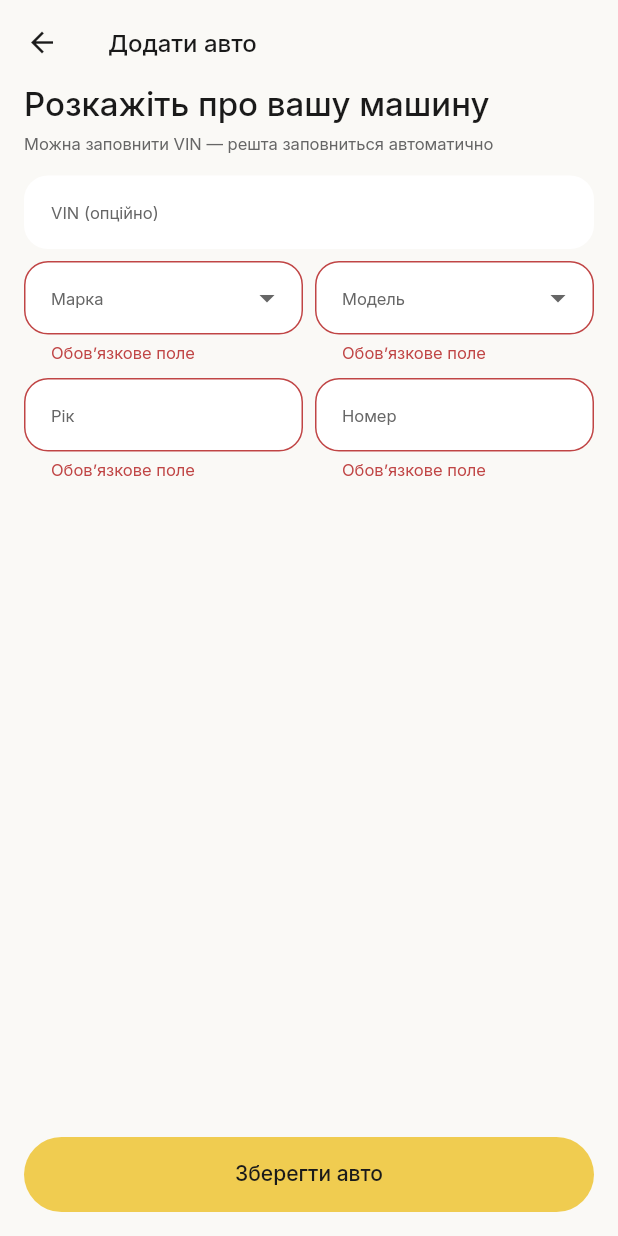
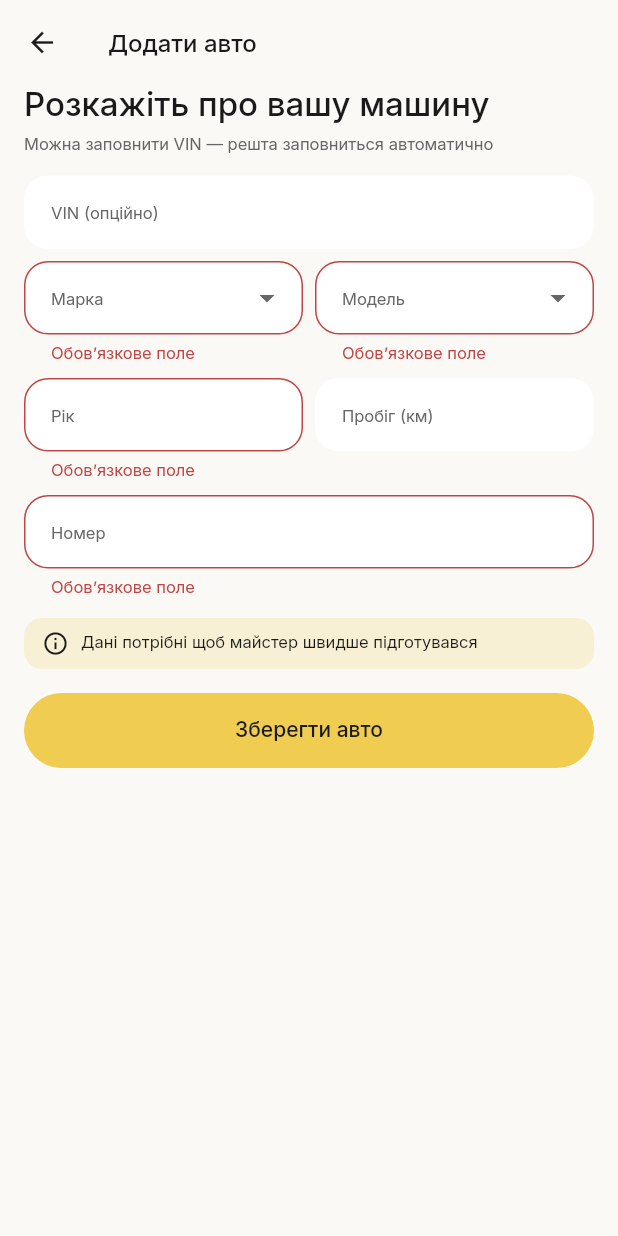
Before and after one commit to bmolodan/autohub-app, a Flutter app: the AddCarScreen screen opened by its route, after a tap on "Зберегти авто", on a phone screen of 412 x 824 dp. Run offline on Flutter 3.47's test engine with Material 3 defaults, Android fonts, the phone set to English and light mode, and no system bars; our stand-ins replace dio, flutter_riverpod, go_router, google_fonts, image_picker, sentry_flutter and 2 more; accounts and stored records are empty.

Commit message:
feat: align History / Car Detail / Add Car with mockups
History (08):
- Vehicle pill now stacks a year pill on the right.
- New "{n} завершених замовлень" subtitle below the total.

Car Detail (14):
- Right stat card swapped: VIN → "Витрачено" (total spent from history).
- VIN demoted to a small caption row below year/plate (when present).
- New "ОСТАННІ РОБОТИ" section with up to 3 records (reuses extracted
  ServiceRecordTile widget).
- "Записатись на ремонт" CTA: ElevatedButton → FilledButton (black per
  mockup).

Add Car (13):
- New "Пробіг (км)" numeric field in the Year-row; plate gets its own
  row.
- AddVehicleInput + UpdateVehicleInput grew an optional mileageKm.
- New brandYellowSoft info banner above the submit explaining why the
  data is collected.
- Form now scrolls (SingleChildScrollView) — extra fields no longer
  risk overflow.

Extracted core/widgets/service_record_tile.dart so history + car
detail share the row style.

Co-Authored-By: Claude Opus 4.7 (1M context) <noreply@anthropic.com>

```diff
--- a/lib/features/cars/adapters/inbound/add_car_screen.dart
+++ b/lib/features/cars/adapters/inbound/add_car_screen.dart
@@ -41,6 +41,7 @@ class _AddCarScreenState extends ConsumerState<AddCarScreen> {
   final _model = TextEditingController();
   final _year = TextEditingController();
   final _plate = TextEditingController();
+  final _mileage = TextEditingController();
   bool _submitting = false;
   bool _prefilled = false;
 
@@ -53,6 +54,7 @@ class _AddCarScreenState extends ConsumerState<AddCarScreen> {
     _model.dispose();
     _year.dispose();
     _plate.dispose();
+    _mileage.dispose();
     super.dispose();
   }
 
@@ -64,6 +66,7 @@ class _AddCarScreenState extends ConsumerState<AddCarScreen> {
     _year.text = v.year.toString();
     _plate.text = v.plate;
     _vin.text = v.vin ?? '';
+    _mileage.text = v.mileageKm.toString();
   }
 
   Future<void> _submit() async {
@@ -71,6 +74,7 @@ class _AddCarScreenState extends ConsumerState<AddCarScreen> {
     setState(() => _submitting = true);
     try {
       final controller = ref.read(vehiclesControllerProvider.notifier);
+      final mileage = int.tryParse(_mileage.text.trim());
       if (_isEditing) {
         await controller.edit(
           UpdateVehicleInput(
@@ -80,6 +84,7 @@ class _AddCarScreenState extends ConsumerState<AddCarScreen> {
             year: int.parse(_year.text),
             plate: _plate.text,
             vin: _vin.text,
+            mileageKm: mileage,
           ),
         );
       } else {
@@ -90,6 +95,7 @@ class _AddCarScreenState extends ConsumerState<AddCarScreen> {
             year: int.parse(_year.text),
             plate: _plate.text,
             vin: _vin.text,
+            mileageKm: mileage ?? 0,
           ),
         );
       }
@@ -211,7 +217,7 @@ class _AddCarScreenState extends ConsumerState<AddCarScreen> {
       return catalog.hasModel(make, v!.trim()) ? null : l.addCarModelUnknown;
     }
 
-    return Padding(
+    return SingleChildScrollView(
       padding: const EdgeInsets.symmetric(horizontal: AppSpacing.lg),
       child: Form(
         key: _formKey,
@@ -290,6 +296,26 @@ class _AddCarScreenState extends ConsumerState<AddCarScreen> {
                 const SizedBox(width: AppSpacing.sm),
                 Expanded(
                   child: TextFormField(
+                    controller: _mileage,
+                    keyboardType: TextInputType.number,
+                    inputFormatters: [
+                      FilteringTextInputFormatter.digitsOnly,
+                      LengthLimitingTextInputFormatter(7),
+                    ],
+                    validator: (v) {
+                      if (v == null || v.trim().isEmpty) return null;
+                      final n = int.tryParse(v.trim());
+                      if (n == null) return l.commonNumbersOnly;
+                      return null;
+                    },
+                    decoration:
+                        InputDecoration(labelText: l.addCarFieldMileage),
+                  ),
+                ),
+              ],
+            ),
+            const SizedBox(height: AppSpacing.sm),
+            TextFormField(
               controller: _plate,
               textCapitalization: TextCapitalization.characters,
               inputFormatters: const [UaPlateInputFormatter()],
@@ -303,10 +329,9 @@ class _AddCarScreenState extends ConsumerState<AddCarScreen> {
                 hintText: l.addCarPlateHint,
               ),
             ),
-                ),
-              ],
-            ),
-            const Spacer(),
+            const SizedBox(height: AppSpacing.md),
+            _LegalNote(text: l.addCarLegalNote),
+            const SizedBox(height: AppSpacing.lg),
             ElevatedButton(
               onPressed: _submitting ? null : _submit,
               child: _submitting
@@ -316,6 +341,41 @@ class _AddCarScreenState extends ConsumerState<AddCarScreen> {
             const SizedBox(height: AppSpacing.lg),
           ],
         ),
+      ),
+    );
+  }
+}
+
+/// Soft-yellow info banner explaining why the form asks for this info.
+class _LegalNote extends StatelessWidget {
+  const _LegalNote({required this.text});
+  final String text;
+
+  @override
+  Widget build(BuildContext context) {
+    return Container(
+      padding: const EdgeInsets.symmetric(
+        horizontal: AppSpacing.md,
+        vertical: AppSpacing.sm,
+      ),
+      decoration: BoxDecoration(
+        color: context.colors.brandYellowSoft,
+        borderRadius: const BorderRadius.all(Radius.circular(12)),
+      ),
+      child: Row(
+        crossAxisAlignment: CrossAxisAlignment.start,
+        children: [
+          Icon(Icons.info_outline,
+              size: AppIconSize.sm, color: context.colors.textPrimary),
+          const SizedBox(width: AppSpacing.sm),
+          Expanded(
+            child: Text(
+              text,
+              style: AppTypography.bodySmall
+                  .copyWith(color: context.colors.textPrimary),
+            ),
+          ),
+        ],
       ),
     );
   }
--- a/lib/features/cars/application/use_cases/add_vehicle.dart
+++ b/lib/features/cars/application/use_cases/add_vehicle.dart
@@ -10,6 +10,7 @@ class AddVehicleInput {
     required this.year,
     required this.plate,
     this.vin,
+    this.mileageKm = 0,
   });
 
   final String make;
@@ -17,6 +18,7 @@ class AddVehicleInput {
   final int year;
   final String plate;
   final String? vin;
+  final int mileageKm;
 }
 
 class AddVehicleUseCase {
@@ -38,6 +40,9 @@ class AddVehicleUseCase {
     if (input.year < 1900 || input.year > _clock.now().year + 1) {
       throw ArgumentError('year ${input.year} is implausible');
     }
+    if (input.mileageKm < 0) {
+      throw ArgumentError('mileageKm must be >= 0');
+    }
 
     final vehicle = Vehicle(
       id: _idGen.next('v'),
@@ -46,7 +51,7 @@ class AddVehicleUseCase {
       year: input.year,
       plate: plate,
       vin: (vin == null || vin.isEmpty) ? null : vin,
-      mileageKm: 0,
+      mileageKm: input.mileageKm,
       nextServiceMileageKm: null,
     );
 
--- a/lib/features/cars/application/use_cases/update_vehicle.dart
+++ b/lib/features/cars/application/use_cases/update_vehicle.dart
@@ -10,6 +10,7 @@ class UpdateVehicleInput {
     required this.year,
     required this.plate,
     this.vin,
+    this.mileageKm,
   });
 
   final String id;
@@ -18,9 +19,13 @@ class UpdateVehicleInput {
   final int year;
   final String plate;
   final String? vin;
+
+  /// When non-null, overrides the existing mileage. Null keeps the
+  /// stored value (useful when the edit form doesn't expose mileage).
+  final int? mileageKm;
 }
 
-/// Updates a vehicle's editable fields. Preserves id, mileageKm, and the
+/// Updates a vehicle's editable fields. Preserves id and the
 /// service-due field — those flow from history, not user input.
 class UpdateVehicleUseCase {
   const UpdateVehicleUseCase(this._repository, this._clock);
@@ -45,6 +50,9 @@ class UpdateVehicleUseCase {
     if (input.year < 1900 || input.year > _clock.now().year + 1) {
       throw ArgumentError('year ${input.year} is implausible');
     }
+    if (input.mileageKm != null && input.mileageKm! < 0) {
+      throw ArgumentError('mileageKm must be >= 0');
+    }
 
     final updated = Vehicle(
       id: existing.id,
@@ -53,7 +61,7 @@ class UpdateVehicleUseCase {
       year: input.year,
       plate: plate,
       vin: (vin == null || vin.isEmpty) ? null : vin,
-      mileageKm: existing.mileageKm,
+      mileageKm: input.mileageKm ?? existing.mileageKm,
       nextServiceMileageKm: existing.nextServiceMileageKm,
     );
 
--- a/lib/l10n/app_uk.arb
+++ b/lib/l10n/app_uk.arb
@@ -113,6 +113,8 @@
     "placeholders": { "km": { "type": "int" } }
   },
   "carDetailVin": "VIN",
+  "carDetailTotalSpentLabel": "Витрачено",
+  "carDetailRecentJobs": "ОСТАННІ РОБОТИ",
   "carDetailBook": "Записатись на ремонт",
   "carDetailBookTodo": "Запис: TODO",
   "carDetailNotFound": "Авто не знайдено",
@@ -123,6 +125,8 @@
   "addCarFieldModel": "Модель",
   "addCarFieldYear": "Рік",
   "addCarFieldPlate": "Номер",
+  "addCarFieldMileage": "Пробіг (км)",
+  "addCarLegalNote": "Дані потрібні щоб майстер швидше підготувався",
   "addCarYearRange": "1900–{max}",
   "@addCarYearRange": {
     "placeholders": { "max": { "type": "int" } }
@@ -130,6 +134,10 @@
   "addCarSave": "Зберегти авто",
   "historyTitle": "Історія",
   "historyTotalLabel": "Витрачено за весь час",
+  "historyCompletedCount": "{count, plural, one{{count} завершене замовлення} few{{count} завершених замовлення} other{{count} завершених замовлень}}",
+  "@historyCompletedCount": {
+    "placeholders": { "count": { "type": "int" } }
+  },
   "historyEmptyTitle": "Історія порожня",
   "historyEmptySubtitle": "Тут зʼявляться завершені роботи після першого візиту.",
   "monthJanuary": "СІЧЕНЬ",
```
Also changed, not shown: lib/core/widgets/service_record_tile.dart (added, +57 -0 lines), lib/features/cars/adapters/inbound/car_detail_screen.dart (+70 -14 lines), lib/features/history/adapters/inbound/history_screen.dart (+27 -46 lines), lib/l10n/app_en.arb (+8 -0 lines), lib/l10n/generated/app_localizations.dart, lib/l10n/generated/app_localizations_en.dart, lib/l10n/generated/app_localizations_uk.dart. Lines whose indentation alone changed are shown as unchanged.
